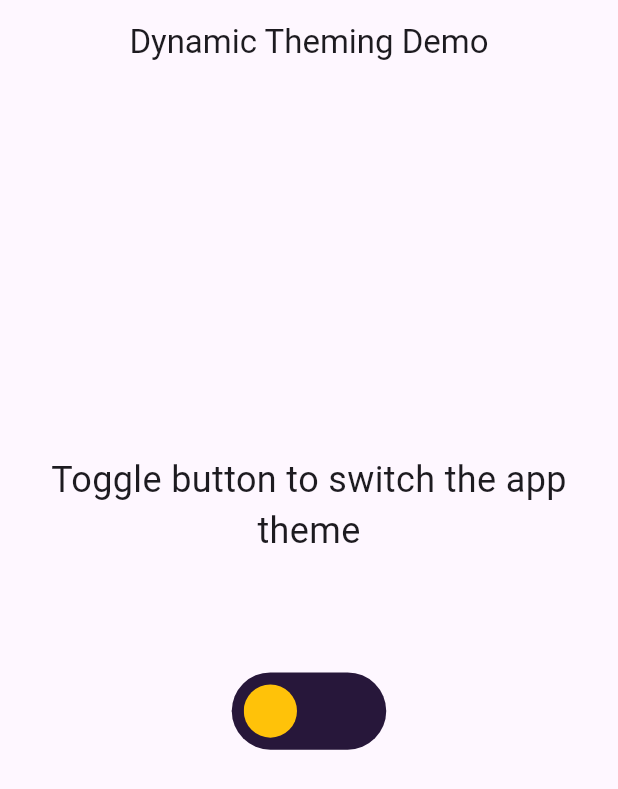
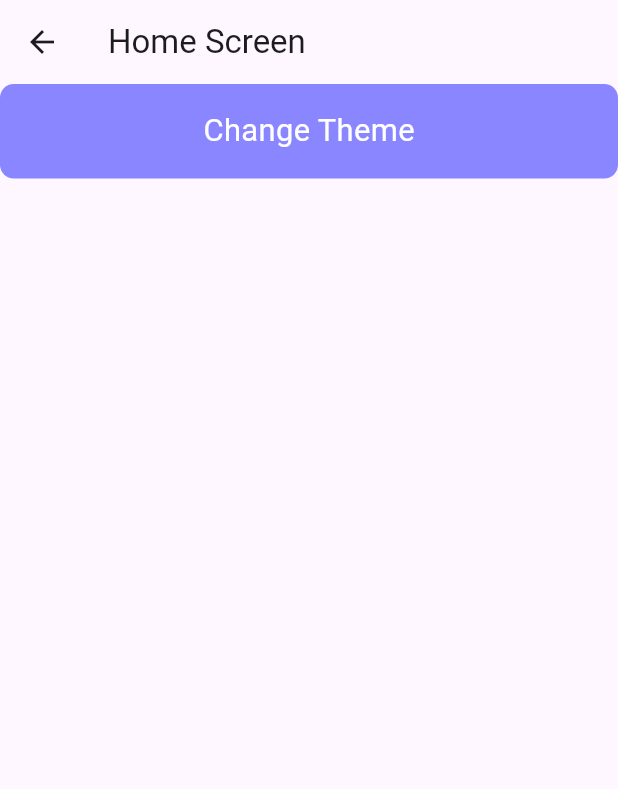
Before and after one commit to hoangtvspk/flutter_provider, a Flutter app: the HomeScreen screen opened directly, on a phone screen of 412 x 824 dp. Shown: the top 789 px of the screen. Run offline on Flutter 3.47's test engine with Material 3 defaults, Android fonts, the phone set to English and light mode, and no system bars; our stand-ins replace another_flushbar, auto_size_text, cached_network_image, device_info_plus, dio, flutter_screenutil and 6 more; accounts and stored records are empty; Roboto replaces fonts that are missing (Karla, Pretendard-SemiBold).

Commit message:
Revert "add provider"
This reverts commit cfa17e5823e43a66eb4edafd3a4e5f8fbfe6b2d7.

```diff
--- /dev/null
+++ b/lib/common/main_bloc.dart
@@ -0,0 +1 @@
+import 'dart:ui';
--- a/lib/common/providers/theme_provider.dart
+++ /dev/null
@@ -1,14 +0,0 @@
-import 'package:flutter/material.dart';
-
-class ThemeProvider with ChangeNotifier {
-  ThemeMode _mode;
-  ThemeMode get mode => _mode;
-  ThemeProvider({
-    ThemeMode mode = ThemeMode.light,
-  }) : _mode = mode;
-
-  void toggleMode() {
-    _mode = _mode == ThemeMode.light ? ThemeMode.dark : ThemeMode.light;
-    notifyListeners();
-  }
-}
--- /dev/null
+++ b/lib/features/home_screen/home_screen.dart
@@ -0,0 +1,30 @@
+import 'package:flutter/material.dart';
+import 'package:flutter_provider/app_base/config/app_routes.dart';
+import 'package:flutter_provider/common/widgets/app_button.dart';
+
+class HomeScreen extends StatefulWidget {
+  const HomeScreen({super.key});
+
+  @override
+  State<HomeScreen> createState() => _HomeScreenState();
+}
+
+class _HomeScreenState extends State<HomeScreen> {
+  @override
+  Widget build(BuildContext context) {
+    return Container(
+      child: Scaffold(
+        appBar: AppBar(title: const Text("Home Screen")),
+        body: Column(children: [
+          Center(
+            child: AppButton(
+              text: "Change Theme",
+              onClicked: () =>
+                  Navigator.of(context).pushNamed(AppRoutesMain.setting),
+            ),
+          )
+        ]),
+      ),
+    );
+  }
+}
--- a/lib/features/home_screen/screens/home_screen.dart
+++ /dev/null
@@ -1,27 +0,0 @@
-import 'package:flutter/material.dart';
-
-import 'widgets/mode_toggle_button.dart';
-
-class HomeScreen extends StatelessWidget {
-  @override
-  Widget build(BuildContext context) {
-    return Scaffold(
-      appBar: AppBar(
-        centerTitle: true,
-        title: Text('Dynamic Theming Demo'),
-      ),
-      body: Column(
-        mainAxisAlignment: MainAxisAlignment.center,
-        crossAxisAlignment: CrossAxisAlignment.stretch,
-        children: [
-          Text(
-            'Toggle button to switch the app theme',
-            textAlign: TextAlign.center,
-            style: TextStyle(fontSize: 24),
-          ),
-          ModeToggleButton(),
-        ],
-      ),
-    );
-  }
-}
--- a/lib/features/home_screen/screens/widgets/mode_toggle_button.dart
+++ /dev/null
@@ -1,80 +0,0 @@
-import 'package:flutter/material.dart';
-import 'package:flutter/services.dart';
-import 'package:provider/provider.dart';
-
-import '../../../../common/providers/theme_provider.dart';
-
-class ModeToggleButton extends StatefulWidget {
-  @override
-  _ModeToggleButtonState createState() => _ModeToggleButtonState();
-}
-
-class _ModeToggleButtonState extends State<ModeToggleButton> {
-  Size get s => MediaQuery.of(context).size;
-  int isOn = 0;
-
-  @override
-  Widget build(BuildContext context) {
-    bool _darkModeEnabled = Theme.of(context).brightness == Brightness.dark;
-    _darkModeEnabled ? isOn = 1 : isOn = 0;
-    return AnimatedContainer(
-      duration: Duration(milliseconds: 360),
-      width: s.width / 2,
-      height: s.height / 4,
-      color: Colors.transparent,
-      child: Center(
-        child: GestureDetector(
-          onTap: () {
-            HapticFeedback.mediumImpact();
-            Provider.of<ThemeProvider>(context, listen: false).toggleMode();
-            setState(() {
-              isOn == 0 ? isOn = 1 : isOn = 0;
-            });
-          },
-          child: Container(
-            width: s.width / 4,
-            height: s.width * 0.125,
-            decoration: BoxDecoration(
-              color: Color(0xff27173A),
-              borderRadius: BorderRadius.circular(60),
-            ),
-            child: Stack(
-              children: <Widget>[
-                AnimatedPositioned(
-                  duration: Duration(milliseconds: 360),
-                  top: 0,
-                  left: 0 + (s.width * 0.125) * isOn,
-                  child: Padding(
-                    padding: const EdgeInsets.all(8.0),
-                    child: Container(
-                      width: s.width * 0.125 - 16,
-                      height: s.width * 0.125 - 16,
-                      decoration: BoxDecoration(
-                        color: Color(0xffFFC209),
-                        shape: BoxShape.circle,
-                      ),
-                    ),
-                  ),
-                ),
-                AnimatedPositioned(
-                  duration: Duration(milliseconds: 360),
-                  top: isOn == 0 ? (s.width * 0.125 - 8) / 2 : 8,
-                  left: 0 + (s.width * 0.125 - 8) * isOn,
-                  child: AnimatedContainer(
-                    duration: Duration(milliseconds: 360),
-                    width: 8 + (s.width * 0.125 - 24) * isOn,
-                    height: 8 + (s.width * 0.125 - 24) * isOn,
-                    decoration: BoxDecoration(
-                      color: Color(0xff27173A),
-                      shape: BoxShape.circle,
-                    ),
-                  ),
-                ),
-              ],
-            ),
-          ),
-        ),
-      ),
-    );
-  }
-}
```
Also changed, not shown: lib/app_base/config/app_routes.dart (+3 -6 lines), lib/main.dart (+97 -106 lines), lib/features/home_screen/models/local_counter_model.dart (deleted), lib/features/home_screen/providers/home_screen_provider.dart (deleted), 3 other files.
